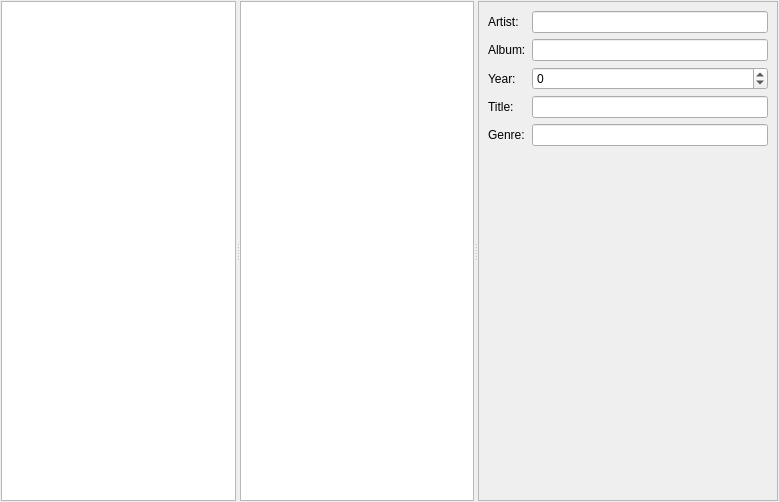
Before: the Qt Designer form src/plugins/lmp/plugins/graffiti/graffititab.ui in 0xd34df00d/leechcraft, drawn with Qt 5.
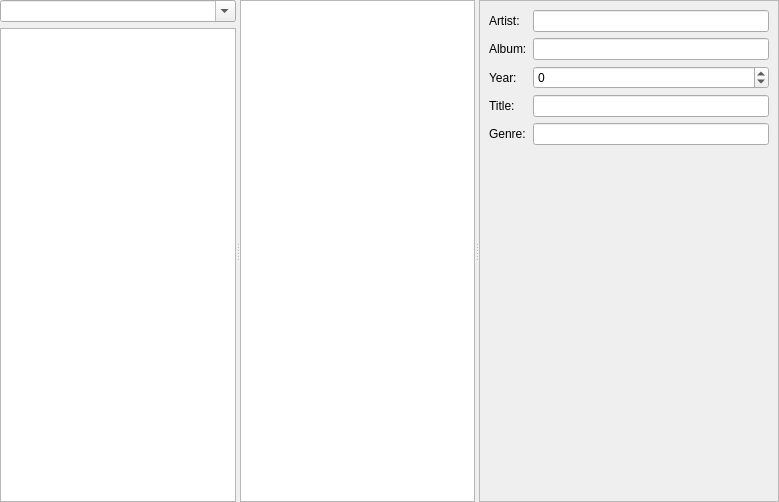
After: the same form once the commit is applied. Custom widgets are drawn as their Qt base class.

Commit message: [LMP Graffiti] Added path line edit for #1494.

```diff
--- a/src/plugins/lmp/plugins/graffiti/graffititab.ui
+++ b/src/plugins/lmp/plugins/graffiti/graffititab.ui
@@ -10,16 +10,29 @@
     <height>502</height>
    </rect>
   </property>
-  <layout class="QVBoxLayout" name="verticalLayout">
+  <layout class="QVBoxLayout" name="verticalLayout_3">
    <property name="margin">
-    <number>1</number>
+    <number>0</number>
    </property>
    <item>
     <widget class="QSplitter" name="splitter">
      <property name="orientation">
       <enum>Qt::Horizontal</enum>
      </property>
-     <widget class="QTreeView" name="DirectoryTree_"/>
+     <widget class="QWidget" name="">
+      <layout class="QVBoxLayout" name="verticalLayout">
+       <item>
+        <widget class="QComboBox" name="PathLine_">
+         <property name="editable">
+          <bool>true</bool>
+         </property>
+        </widget>
+       </item>
+       <item>
+        <widget class="QTreeView" name="DirectoryTree_"/>
+       </item>
+      </layout>
+     </widget>
      <widget class="QTreeView" name="FilesList_">
       <property name="selectionMode">
        <enum>QAbstractItemView::ExtendedSelection</enum>
```
The commit also changes 2 other files.
